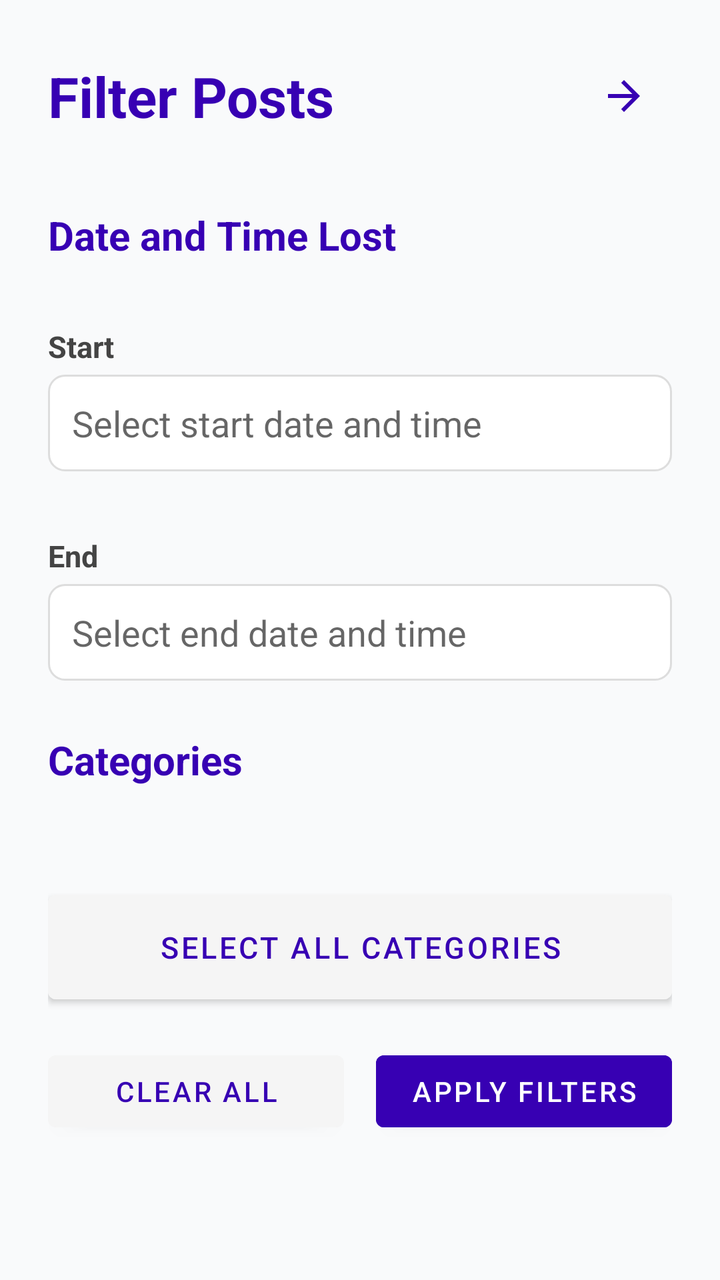
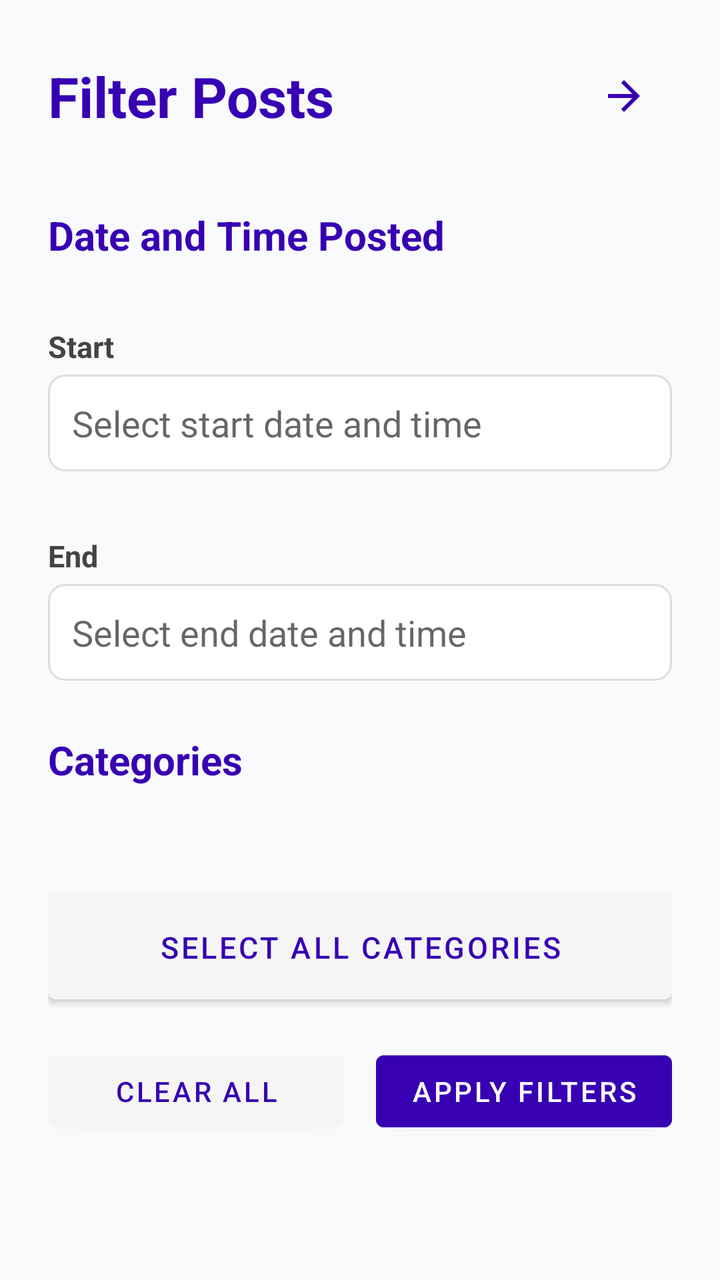

Compare the two renders of this Android layout. The source of the first and the diff that turns it into the second are given below.
<!-- AndroidManifest.xml: application theme Theme.WatUFound -->
<!-- res/layout/dialog_filter.xml -->
<?xml version="1.0" encoding="utf-8"?>
<ScrollView xmlns:android="http://schemas.android.com/apk/res/android"
    xmlns:app="http://schemas.android.com/apk/res-auto"
    android:layout_width="match_parent"
    android:layout_height="wrap_content"
    android:background="@color/feed_background">

    <LinearLayout
        android:layout_width="match_parent"
        android:layout_height="wrap_content"
        android:orientation="vertical"
        android:padding="24dp">

        
        <LinearLayout
            android:layout_width="match_parent"
            android:layout_height="wrap_content"
            android:orientation="horizontal"
            android:gravity="center_vertical"
            android:layout_marginBottom="32dp">

            <TextView
                android:layout_width="0dp"
                android:layout_height="wrap_content"
                android:layout_weight="1"
                android:text="Filter Posts"
                android:textSize="28sp"
                android:textStyle="bold"
                android:textColor="@color/tab_text_selected" />

            <ImageButton
                android:id="@+id/buttonClose"
                android:layout_width="48dp"
                android:layout_height="48dp"
                android:background="?attr/selectableItemBackgroundBorderless"
                android:src="@drawable/ic_arrow_back"
                android:contentDescription="Close"
                android:rotation="180"
                app:tint="@color/tab_text_selected" />

        </LinearLayout>

        
        <LinearLayout
            android:layout_width="match_parent"
            android:layout_height="wrap_content"
            android:orientation="vertical"
            android:layout_marginBottom="10dp">

            <TextView
                android:layout_width="match_parent"
                android:layout_height="wrap_content"
                android:text="Date and Time Lost"
                android:textSize="20sp"
                android:textStyle="bold"
                android:textColor="@color/tab_text_selected"
                android:layout_marginBottom="16dp" />

            
            <TextView
                style="@style/TextLabel"
                android:text="Start" />

            <EditText
                android:id="@+id/editTextStartDateTime"
                style="@style/InputField"
                android:hint="Select start date and time"
                android:focusable="false"
                android:clickable="true"
                android:inputType="none" />

            
            <TextView
                style="@style/TextLabel"
                android:text="End" />

            <EditText
                android:id="@+id/editTextEndDateTime"
                style="@style/InputField"
                android:hint="Select end date and time"
                android:focusable="false"
                android:clickable="true"
                android:inputType="none" />

        </LinearLayout>

        
        <LinearLayout
            android:layout_width="match_parent"
            android:layout_height="wrap_content"
            android:orientation="vertical"
            android:layout_marginBottom="4dp">

            <TextView
                android:layout_width="match_parent"
                android:layout_height="wrap_content"
                android:text="Categories"
                android:textSize="20sp"
                android:textStyle="bold"
                android:textColor="@color/tab_text_selected"
                android:layout_marginBottom="16dp" />

            
            <LinearLayout
                android:id="@+id/categoryCheckboxesContainer"
                android:layout_width="match_parent"
                android:layout_height="wrap_content"
                android:orientation="vertical"
                android:layout_marginBottom="16dp" />

            
            <Button
                android:id="@+id/buttonSelectAllCategories"
                android:layout_width="match_parent"
                android:layout_height="wrap_content"
                android:text="Select All Categories"
                android:textSize="15sp"
                android:backgroundTint="@color/off_white"
                android:textColor="@color/tab_text_selected"
                android:padding="16dp"
                android:layout_marginTop="16dp"
                android:layout_marginBottom="8dp" />

        </LinearLayout>

        
        <LinearLayout
            android:layout_width="match_parent"
            android:layout_height="wrap_content"
            android:orientation="horizontal"
            android:layout_marginTop="4dp">

            <Button
                android:id="@+id/buttonClearFilters"
                android:layout_width="0dp"
                android:layout_height="48dp"
                android:layout_weight="1"
                android:text="Clear All"
                android:layout_marginEnd="8dp"
                android:backgroundTint="@color/off_white"
                android:textColor="@color/tab_text_selected"
                android:textSize="14sp" />

            <Button
                android:id="@+id/buttonApplyFilters"
                android:layout_width="0dp"
                android:layout_height="48dp"
                android:layout_weight="1"
                android:text="Apply Filters"
                android:layout_marginStart="8dp"
                android:backgroundTint="@color/tab_text_selected"
                android:textColor="@color/white"
                android:textSize="14sp" />

        </LinearLayout>
    </LinearLayout>
</ScrollView>
<!-- resources referenced by this layout -->
<resources>
  <color name="feed_background">#f9fafb</color>
  <color name="off_white">#F5F5F5</color>
  <color name="tab_text_selected">#3700B3</color>
  <color name="white">#FFFFFFFF</color>
  <!-- drawable ic_arrow_back (drawable) -->
  <vector xmlns:android="http://schemas.android.com/apk/res/android"
      android:width="24dp"
      android:height="24dp"
      android:viewportWidth="24"
      android:viewportHeight="24"
      android:tint="?attr/colorOnSurface">
    <path
        android:fillColor="@android:color/white"
        android:pathData="M20,11H7.83l5.59,-5.59L12,4l-8,8 8,8 1.41,-1.41L7.83,13H20v-2z"/>
  </vector>
  <style name="InputField">
          <item name="android:layout_width">match_parent</item>
          <item name="android:layout_height">wrap_content</item>
          <item name="android:background">@drawable/input_field_background</item>
          <item name="android:padding">12dp</item>
          <item name="android:layout_marginBottom">16dp</item>
      </style>
  <style name="TextLabel">
          <item name="android:layout_width">match_parent</item>
          <item name="android:layout_height">wrap_content</item>
          <item name="android:textSize">15sp</item>
          <item name="android:textColor">#444444</item>
          <item name="android:textStyle">bold</item>
          <item name="android:layout_marginTop">16dp</item>
          <item name="android:layout_marginBottom">4dp</item>
      </style>
  <style name="Theme.WatUFound" parent="Theme.MaterialComponents.DayNight.NoActionBar">
          
          <item name="colorPrimary">@color/purple_500</item>
          <item name="colorPrimaryVariant">@color/purple_700</item>
          <item name="colorOnPrimary">@color/white</item>
          
          <item name="colorSecondary">@color/teal_200</item>
          <item name="colorSecondaryVariant">@color/teal_700</item>
          <item name="colorOnSecondary">@color/black</item>
          
          <item name="android:statusBarColor">?attr/colorPrimaryVariant</item>
          
      </style>
  <!-- drawable input_field_background (drawable) -->
  <?xml version="1.0" encoding="utf-8"?>
  <shape xmlns:android="http://schemas.android.com/apk/res/android"
      android:shape="rectangle">
  
      <solid android:color="@android:color/white" />
  
      <stroke
          android:width="1dp"
          android:color="#DDDDDD" />
  
      <corners android:radius="8dp" />
  </shape>
  <color name="purple_500">#3700b3</color>
  <color name="purple_700">#FF3700B3</color>
  <color name="teal_200">#FF03DAC5</color>
  <color name="teal_700">#FF018786</color>
  <color name="black">#FF000000</color>
</resources>

<!-- the commit's change to res/layout/dialog_filter.xml (unified diff, before → after) -->
@@ -50,7 +50,7 @@
             <TextView
                 android:layout_width="match_parent"
                 android:layout_height="wrap_content"
-                android:text="Date and Time Lost"
+                android:text="Date and Time Posted"
                 android:textSize="20sp"
                 android:textStyle="bold"
                 android:textColor="@color/tab_text_selected"
